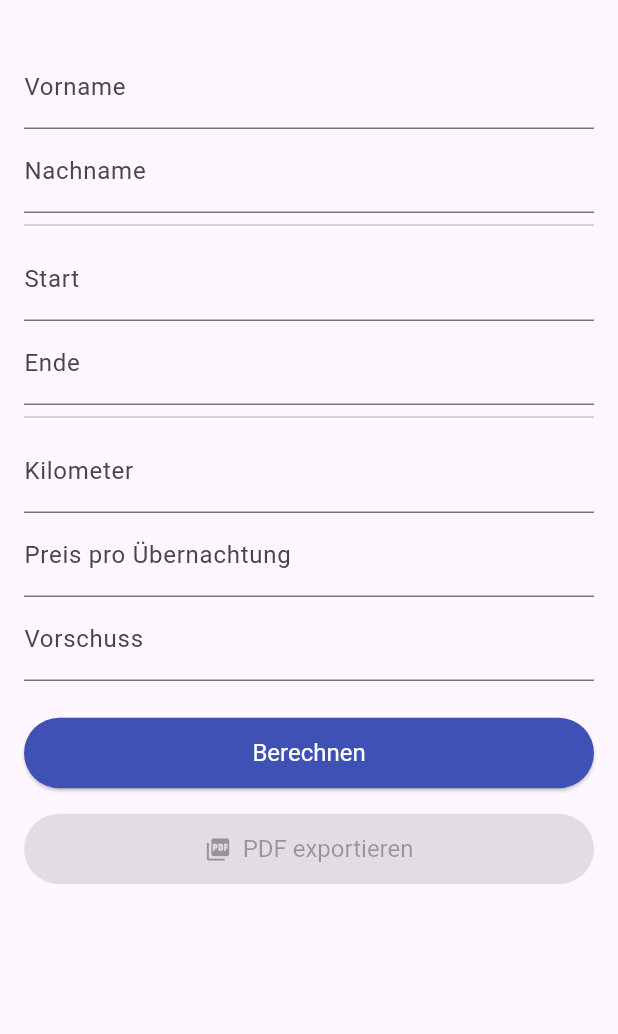
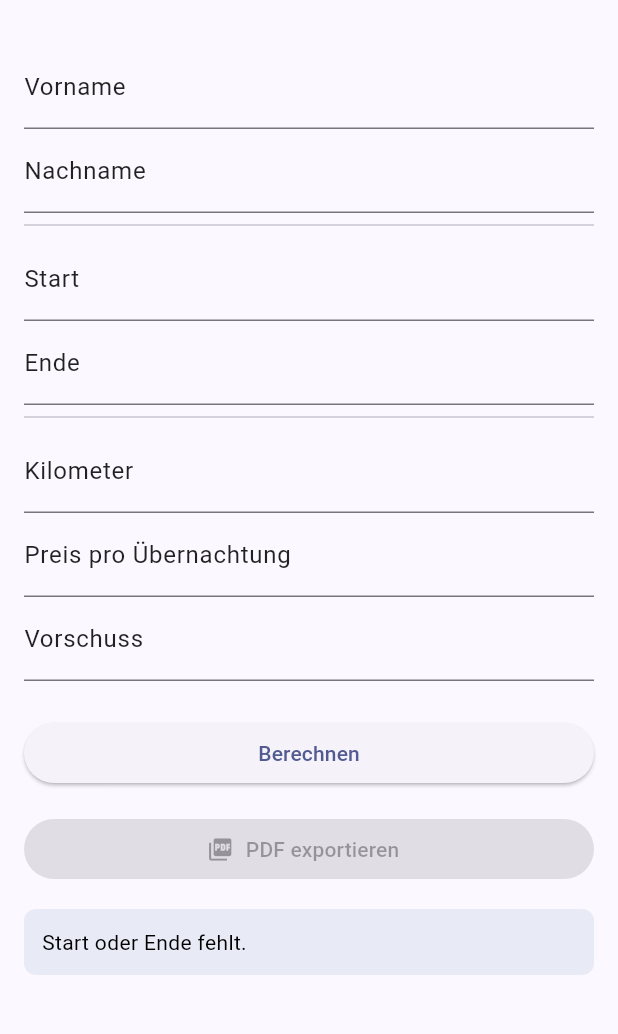
Before and after one commit to 89Enola/reisekosten-app, a Flutter app: the screen it shows after launch, after a tap on "Berechnen", on a phone screen of 412 x 824 dp, the part 63-1097 px from its top. Run offline on Flutter 3.47's test engine with Material 3 defaults, Android fonts, the light colour scheme and no system bars; our stand-ins replace pdf, printing.

Commit message:
Fix iOS Eingabe + Textausgabe + PDF stabilisiert

```diff
--- a/lib/main.dart
+++ b/lib/main.dart
@@ -1,3 +1,4 @@
+import 'package:flutter/foundation.dart';
 import 'package:flutter/material.dart';
 import 'package:pdf/pdf.dart';
 import 'package:pdf/widgets.dart' as pw;
@@ -13,22 +14,18 @@ class ReisekostenDaten {
   DateTime? start;
   DateTime? ende;
 
-  // Verpflegung
   int tage24h = 0;
   int tage8h = 0;
   double betrag24h = 0;
   double betrag8h = 0;
 
-  // Fahrtkosten
   double kilometer = 0;
   double kilometerBetrag = 0;
 
-  // Übernachtung
   int uebernachtungen = 0;
   double preisProUebernachtung = 0;
   double uebernachtungskosten = 0;
 
-  // Vorschuss / Summen
   double vorschuss = 0;
   double reisekostenGesamt = 0;
   double saldo = 0;
@@ -43,9 +40,20 @@ class ReisekostenApp extends StatelessWidget {
 
   @override
   Widget build(BuildContext context) {
-    return const MaterialApp(
+    return MaterialApp(
       debugShowCheckedModeBanner: false,
-      home: ReisekostenSeite(),
+      theme: ThemeData(
+        useMaterial3: true,
+        colorSchemeSeed: Colors.indigo,
+        inputDecorationTheme: const InputDecorationTheme(
+          labelStyle: TextStyle(color: Colors.black87),
+          floatingLabelStyle: TextStyle(color: Colors.indigo),
+        ),
+        textTheme: const TextTheme(
+          bodyMedium: TextStyle(color: Colors.black),
+        ),
+      ),
+      home: const ReisekostenSeite(),
     );
   }
 }
@@ -69,6 +77,9 @@ class _ReisekostenSeiteState extends State<ReisekostenSeite> {
   final _vorschuss = TextEditingController();
 
   String _ergebnis = '';
+
+  bool get _isIphone =>
+      kIsWeb && defaultTargetPlatform == TargetPlatform.iOS;
 
   /// ===============================
   /// DATE PICKER
@@ -101,19 +112,12 @@ class _ReisekostenSeiteState extends State<ReisekostenSeite> {
     });
   }
 
-  /// ===============================
-  /// ÜBERNACHTUNGEN (AUTOMATISCH)
-  /// ===============================
   int _berechneUebernachtungen(DateTime start, DateTime ende) {
     final s = DateTime(start.year, start.month, start.day);
     final e = DateTime(ende.year, ende.month, ende.day);
-    final diff = e.difference(s).inDays;
-    return diff > 0 ? diff : 0;
+    return e.difference(s).inDays.clamp(0, 365);
   }
 
-  /// ===============================
-  /// BERECHNUNG
-  /// ===============================
   void _berechnen() {
     daten.vorname = _vorname.text.trim();
     daten.nachname = _nachname.text.trim();
@@ -126,57 +130,33 @@ class _ReisekostenSeiteState extends State<ReisekostenSeite> {
     final start = daten.start!;
     final ende = daten.ende!;
 
-    if (ende.isBefore(start)) {
-      setState(() => _ergebnis = 'Ende liegt vor Start.');
-      return;
-    }
-
-    // ---------------- VERPFLEGUNG
     daten.tage24h = 0;
     daten.tage8h = 0;
 
-    if (start.year == ende.year &&
-        start.month == ende.month &&
-        start.day == ende.day) {
-      if (ende.difference(start).inHours >= 8) daten.tage8h = 1;
-    } else {
-      if (DateTime(
-            start.year,
-            start.month,
-            start.day + 1,
-          ).difference(start).inHours >=
-          8)
-        daten.tage8h++;
+    final diffHours = ende.difference(start).inHours;
 
-      if (ende.difference(DateTime(ende.year, ende.month, ende.day)).inHours >=
-          8)
-        daten.tage8h++;
-
-      final volleTage =
-          ende.difference(DateTime(start.year, start.month, start.day)).inDays -
-          1;
-      if (volleTage > 0) daten.tage24h = volleTage;
+    if (diffHours >= 24) {
+      daten.tage24h = diffHours ~/ 24;
+      if (diffHours % 24 >= 8) daten.tage8h = 1;
+    } else if (diffHours >= 8) {
+      daten.tage8h = 1;
     }
 
     daten.betrag24h = daten.tage24h * 28;
     daten.betrag8h = daten.tage8h * 14;
 
-    // ---------------- KILOMETER
-    final km = double.tryParse(_km.text.replaceAll(',', '.')) ?? 0;
-    daten.kilometer = km;
-    daten.kilometerBetrag = km * 0.30;
+    daten.kilometer = double.tryParse(_km.text.replaceAll(',', '.')) ?? 0;
+    daten.kilometerBetrag = daten.kilometer * 0.30;
 
-    // ---------------- ÜBERNACHTUNG
-    final preis = double.tryParse(_uePreis.text.replaceAll(',', '.')) ?? 0;
+    daten.preisProUebernachtung =
+        double.tryParse(_uePreis.text.replaceAll(',', '.')) ?? 0;
     daten.uebernachtungen = _berechneUebernachtungen(start, ende);
-    daten.preisProUebernachtung = preis;
-    daten.uebernachtungskosten = daten.uebernachtungen * preis;
+    daten.uebernachtungskosten =
+        daten.uebernachtungen * daten.preisProUebernachtung;
 
-    // ---------------- VORSCHUSS
     daten.vorschuss =
         double.tryParse(_vorschuss.text.replaceAll(',', '.')) ?? 0;
 
-    // ---------------- SUMMEN
     daten.reisekostenGesamt =
         daten.betrag24h +
         daten.betrag8h +
@@ -194,149 +174,17 @@ class _ReisekostenSeiteState extends State<ReisekostenSeite> {
   }
 
   /// ===============================
-  /// PDF
+  /// PDF (unverändert)
   /// ===============================
   Future<void> _pdf() async {
     final pdf = pw.Document();
-
     pdf.addPage(
       pw.Page(
         pageFormat: PdfPageFormat.a4,
-        margin: const pw.EdgeInsets.all(24),
-        build: (_) {
-          return pw.Column(
-            crossAxisAlignment: pw.CrossAxisAlignment.start,
-            children: [
-              pw.Text(
-                'Reisekostenabrechnung',
-                style: pw.TextStyle(
-                  fontSize: 16,
-                  fontWeight: pw.FontWeight.bold,
-                ),
-              ),
-              pw.SizedBox(height: 12),
-
-              _pdfLine(
-                'Name und Vorname:',
-                '${daten.vorname} ${daten.nachname}',
-              ),
-              _pdfLine('Reisebeginn:', _fmtDate(daten.start!)),
-              _pdfLine('Reiseende:', _fmtDate(daten.ende!)),
-
-              pw.SizedBox(height: 16),
-
-              pw.Table(
-                border: pw.TableBorder.all(),
-                columnWidths: {
-                  0: const pw.FixedColumnWidth(320),
-                  1: const pw.FixedColumnWidth(120),
-                },
-                children: [
-                  _row(
-                    'Kostenart',
-                    'Rechnungs- bzw.\nPauschbetrag',
-                    header: true,
-                  ),
-
-                  _sectionRow('I Fahrtkosten'),
-                  _row(
-                    'Kilometerpauschale (0,30 pro km) x ${daten.kilometer.toInt()}',
-                    _num(daten.kilometerBetrag),
-                  ),
-
-                  _sectionRow('II Übernachtungskosten'),
-                  _row(
-                    'Übernachtungen x ${daten.uebernachtungen}',
-                    _num(daten.uebernachtungskosten),
-                  ),
-
-                  _sectionRow('III Verpflegungskosten'),
-                  _row(
-                    'Bei Abwesenheit von mindestens 24 Stunden x ${daten.tage24h}',
-                    _num(daten.betrag24h),
-                  ),
-                  _row(
-                    'Bei Abwesenheit von mindestens 8 Stunden x ${daten.tage8h}',
-                    _num(daten.betrag8h),
-                  ),
-
-                  _row('', ''),
-
-                  _row(
-                    'Reisekosten gesamt',
-                    _num(daten.reisekostenGesamt),
-                    bold: true,
-                  ),
-                  _row('Vorschuss', _num(daten.vorschuss)),
-                  _row(
-                    daten.saldo >= 0 ? 'Auszahlung' : 'Rückzahlung',
-                    _num(daten.saldo.abs()),
-                    bold: true,
-                  ),
-                ],
-              ),
-            ],
-          );
-        },
+        build: (_) => pw.Text(_ergebnis),
       ),
     );
-
     await Printing.layoutPdf(onLayout: (_) async => pdf.save());
-  }
-
-  /// ===============================
-  /// HELFER
-  /// ===============================
-  pw.Widget _pdfLine(String l, String v) => pw.Row(
-    children: [
-      pw.SizedBox(
-        width: 140,
-        child: pw.Text(l, style: pw.TextStyle(fontWeight: pw.FontWeight.bold)),
-      ),
-      pw.Text(v),
-    ],
-  );
-
-  pw.TableRow _row(
-    String l,
-    String r, {
-    bool header = false,
-    bool bold = false,
-  }) {
-    final style = pw.TextStyle(
-      fontSize: header ? 11 : 9,
-      fontWeight: header || bold ? pw.FontWeight.bold : pw.FontWeight.normal,
-    );
-    return pw.TableRow(
-      children: [
-        pw.Padding(
-          padding: const pw.EdgeInsets.all(6),
-          child: pw.Text(l, style: style),
-        ),
-        pw.Padding(
-          padding: const pw.EdgeInsets.all(6),
-          child: pw.Text(r, style: style),
-        ),
-      ],
-    );
-  }
-
-  pw.TableRow _sectionRow(String title) {
-    return pw.TableRow(
-      children: [
-        pw.Padding(
-          padding: const pw.EdgeInsets.all(6),
-          child: pw.Text(
-            title,
-            style: pw.TextStyle(
-              fontSize: 9, // 👈 kleiner als Tabellenkopf
-              fontWeight: pw.FontWeight.bold,
-            ),
-          ),
-        ),
-        pw.Container(),
-      ],
-    );
   }
 
   String _fmtDate(DateTime d) =>
@@ -344,91 +192,78 @@ class _ReisekostenSeiteState extends State<ReisekostenSeite> {
 
   String _num(double v) => v.toStringAsFixed(2).replaceAll('.', ',');
 
-  /// ===============================
-  /// UI
-  /// ===============================
+  InputDecoration _dec(String label) =>
+      InputDecoration(labelText: label);
+
+  TextField _field(TextEditingController c, String label) => TextField(
+        controller: c,
+        style: const TextStyle(color: Colors.black),
+        cursorColor: Colors.indigo,
+        decoration: _dec(label),
+      );
+
   @override
   Widget build(BuildContext context) {
     return Scaffold(
+      resizeToAvoidBottomInset: true,
       appBar: AppBar(title: const Text('Reisekosten')),
-      body: Padding(
+      body: SafeArea(
+        child: MediaQuery.removeViewInsets(
+          context: context,
+          removeBottom: false,
+          child: ListView(
             padding: const EdgeInsets.all(16),
-        child: ListView(
+            keyboardDismissBehavior:
+                ScrollViewKeyboardDismissBehavior.onDrag,
             children: [
-            TextField(
-              controller: _vorname,
-              decoration: const InputDecoration(labelText: 'Vorname'),
-            ),
-            TextField(
-              controller: _nachname,
-              decoration: const InputDecoration(labelText: 'Nachname'),
-            ),
-
+              _field(_vorname, 'Vorname'),
+              _field(_nachname, 'Nachname'),
               const Divider(),
-
               GestureDetector(
                 onTap: () => _pickDateTime(true),
-              child: AbsorbPointer(
-                child: TextField(
-                  controller: _start,
-                  decoration: const InputDecoration(labelText: 'Start'),
-                ),
-              ),
+                child: AbsorbPointer(child: _field(_start, 'Start')),
               ),
               GestureDetector(
                 onTap: () => _pickDateTime(false),
-              child: AbsorbPointer(
-                child: TextField(
-                  controller: _ende,
-                  decoration: const InputDecoration(labelText: 'Ende'),
+                child: AbsorbPointer(child: _field(_ende, 'Ende')),
               ),
-              ),
-            ),
-
               const Divider(),
-
-            TextField(
-              controller: _km,
-              decoration: const InputDecoration(labelText: 'Kilometer'),
-            ),
-            TextField(
-              controller: _uePreis,
-              decoration: const InputDecoration(
-                labelText: 'Preis pro Übernachtung',
-              ),
-            ),
-            TextField(
-              controller: _vorschuss,
-              decoration: const InputDecoration(labelText: 'Vorschuss'),
-            ),
-
+              _field(_km, 'Kilometer'),
+              _field(_uePreis, 'Preis pro Übernachtung'),
+              _field(_vorschuss, 'Vorschuss'),
               const SizedBox(height: 24),
-
               ElevatedButton(
                 onPressed: _berechnen,
-              style: ElevatedButton.styleFrom(
-                backgroundColor: Colors.indigo,
-                foregroundColor: Colors.white,
-                padding: const EdgeInsets.symmetric(vertical: 14),
-                textStyle: const TextStyle(fontSize: 16),
-              ),
                 child: const Text('Berechnen'),
               ),
-
               const SizedBox(height: 16),
-
               ElevatedButton.icon(
-              onPressed: daten.reisekostenGesamt > 0 ? _pdf : null,
+                onPressed:
+                    !_isIphone && daten.reisekostenGesamt > 0 ? _pdf : null,
                 icon: const Icon(Icons.picture_as_pdf),
                 label: const Text('PDF exportieren'),
-              style: ElevatedButton.styleFrom(
-                backgroundColor: Colors.green,
-                foregroundColor: Colors.white,
-                padding: const EdgeInsets.symmetric(vertical: 14),
-                textStyle: const TextStyle(fontSize: 16),
               ),
+              if (_isIphone && _ergebnis.isNotEmpty) ...[
+                const SizedBox(height: 16),
+                ElevatedButton.icon(
+                  onPressed: () {},
+                  icon: const Icon(Icons.text_snippet),
+                  label: const Text('Text anzeigen'),
                 ),
               ],
+              if (_ergebnis.isNotEmpty) ...[
+                const SizedBox(height: 16),
+                Container(
+                  padding: const EdgeInsets.all(12),
+                  decoration: BoxDecoration(
+                    color: Colors.indigo.shade50,
+                    borderRadius: BorderRadius.circular(8),
+                  ),
+                  child: Text(_ergebnis),
+                ),
+              ],
+            ],
+          ),
         ),
       ),
     );
```
Lines whose indentation alone changed are shown as unchanged.
